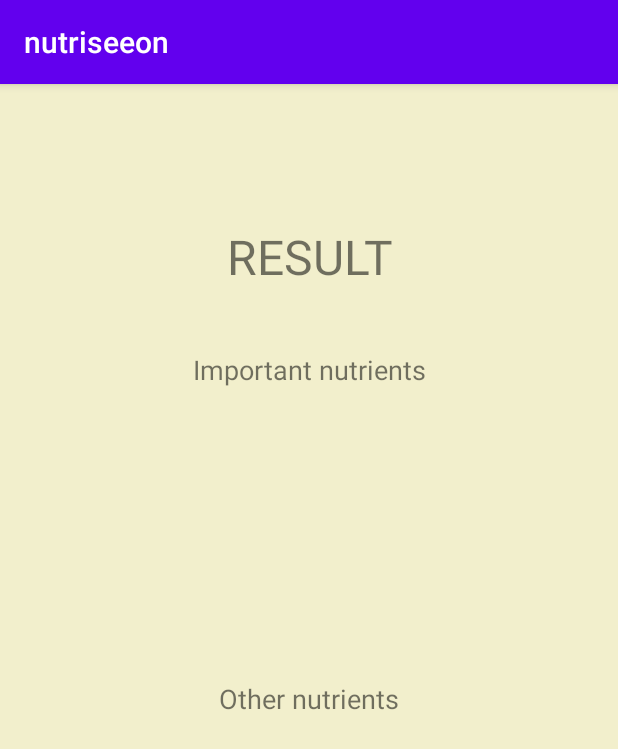
After one commit to Mobile-and-Ubiquitous-Computing-2020-1/team3, an Android app: the ResultActivity screen opened directly, with no data from a screen before it, on a phone screen of 412 x 824 dp. The commit adds this screen. Shown: the top 749 px of the screen. Run offline under Robolectric (Android 15) with nearby library versions, the phone set to English and light mode, and no system bars; 2 statements that could not run were skipped.

Commit message:
result page and http

```diff
--- a/nutriseeon/app/src/main/java/com/example/nutriseeon/CameraActivity.java
+++ b/nutriseeon/app/src/main/java/com/example/nutriseeon/CameraActivity.java
@@ -1,6 +1,7 @@
 package com.example.nutriseeon;
 
 
+import android.content.Intent;
 import android.graphics.SurfaceTexture;
 import android.hardware.camera2.CameraDevice;
 import android.hardware.camera2.CameraManager;
@@ -15,11 +16,14 @@ public class CameraActivity extends AppCompatActivity
 
     private TextureView mTextureView;
     private Camera2APIs mCamera;
-
+    public boolean[] nutriSet;
     @Override
     protected void onCreate(Bundle savedInstanceState){
         super.onCreate(savedInstanceState);
         setContentView(R.layout.activity_camera);
+
+        Intent intent = getIntent();
+        nutriSet = intent.getExtras().getBooleanArray("nutriSet");
 
         mTextureView = (TextureView)findViewById(R.id.cameraView);
         mTextureView.setSurfaceTextureListener(this);
--- /dev/null
+++ b/nutriseeon/app/src/main/java/com/example/nutriseeon/ResultActivity.java
@@ -0,0 +1,73 @@
+package com.example.nutriseeon;
+
+import android.content.Intent;
+import android.support.v7.app.AppCompatActivity;
+import android.os.Bundle;
+import android.util.Log;
+import android.widget.TextView;
+
+public class ResultActivity extends AppCompatActivity {
+
+    private boolean[] nutriSet;
+    private String[] nutriName;
+    private String[] nutriVal;
+    private String[] otherName;
+    private String[] otherVal;
+    private TextView tv_nutriName;
+    private TextView tv_nutriVal;
+    private TextView tv_otherName;
+    private TextView tv_otherVal;
+
+    @Override
+    protected void onCreate(Bundle savedInstanceState) {
+        super.onCreate(savedInstanceState);
+        setContentView(R.layout.activity_result);
+        Log.e("LOG", "Result activity onCreate");
+
+        Intent intent = getIntent();
+        nutriSet = intent.getBooleanArrayExtra("nutriSet");
+        nutriName = intent.getStringArrayExtra("nutriName");
+        nutriVal = intent.getStringArrayExtra("nutriVal");
+        otherName = intent.getStringArrayExtra("otherName");
+        otherVal = intent.getStringArrayExtra("otherVal");
+
+        tv_nutriName = (TextView) findViewById(R.id.tv_nutriName);
+        tv_nutriVal = (TextView) findViewById(R.id.tv_nutriVal);
+        tv_otherName = (TextView) findViewById(R.id.tv_otherName);
+        tv_otherVal = (TextView) findViewById(R.id.tv_otherVal);
+
+        String nutriNameStr = "";
+        String nutriValStr = "";
+        String otherNameStr = "";
+        String otherValStr = "";
+        String spaces = "      ";
+        int nutriNum = nutriSet.length;
+        int otherNum = otherName.length;
+
+        for (int i=0; i<nutriNum; i++) {
+            if (nutriSet[i]) {
+                nutriNameStr += nutriName[i];
+                nutriNameStr += "\n";
+                nutriValStr += nutriVal[i];
+                nutriValStr += "\n";
+            } else {
+                otherNameStr += nutriName[i];
+                otherNameStr += "\n";
+                otherValStr += nutriVal[i];
+                otherValStr += "\n";
+            }
+        }
+        for (int i=0; i<otherNum; i++) {
+            otherNameStr += otherName[i];
+            otherNameStr += "\n";
+            otherValStr += otherVal[i];
+            otherValStr += "\n";
+        }
+
+        tv_nutriName.setText(nutriNameStr);
+        tv_nutriVal.setText(nutriValStr);
+        tv_otherName.setText(otherNameStr);
+        tv_otherVal.setText(otherValStr);
+    }
+
+}
--- /dev/null
+++ b/nutriseeon/app/src/main/res/layout/activity_result.xml
@@ -0,0 +1,101 @@
+<?xml version="1.0" encoding="utf-8"?>
+<android.support.constraint.ConstraintLayout xmlns:android="http://schemas.android.com/apk/res/android"
+    xmlns:app="http://schemas.android.com/apk/res-auto"
+    xmlns:tools="http://schemas.android.com/tools"
+    android:layout_width="match_parent"
+    android:layout_height="match_parent"
+    android:background="#97EDE7AC"
+    tools:context=".ResultActivity">
+
+    <TextView
+        android:id="@+id/tv_otherVal"
+        android:layout_width="116dp"
+        android:layout_height="160dp"
+        android:layout_marginTop="12dp"
+        android:layout_marginEnd="80dp"
+        android:layout_marginBottom="30dp"
+        android:textAlignment="viewStart"
+        app:layout_constraintBottom_toBottomOf="parent"
+        app:layout_constraintEnd_toEndOf="parent"
+        app:layout_constraintTop_toBottomOf="@+id/textView3"
+        app:layout_constraintVertical_bias="0.0" />
+
+    <TextView
+        android:id="@+id/tv_otherName"
+        android:layout_width="116dp"
+        android:layout_height="160dp"
+        android:layout_marginStart="80dp"
+        android:layout_marginTop="12dp"
+        android:layout_marginEnd="20dp"
+        android:layout_marginBottom="30dp"
+        android:textAlignment="viewStart"
+        app:layout_constraintBottom_toBottomOf="parent"
+        app:layout_constraintEnd_toStartOf="@+id/tv_otherVal"
+        app:layout_constraintHorizontal_bias="0.0"
+        app:layout_constraintStart_toStartOf="parent"
+        app:layout_constraintTop_toBottomOf="@+id/textView3"
+        app:layout_constraintVertical_bias="0.0" />
+
+    <TextView
+        android:id="@+id/tv_nutriName"
+        android:layout_width="116dp"
+        android:layout_height="136dp"
+        android:layout_marginStart="84dp"
+        android:layout_marginTop="12dp"
+        android:layout_marginEnd="20dp"
+        android:textAlignment="viewStart"
+        app:layout_constraintEnd_toStartOf="@+id/tv_nutriVal"
+        app:layout_constraintStart_toStartOf="parent"
+        app:layout_constraintTop_toBottomOf="@+id/textView5" />
+
+    <TextView
+        android:id="@+id/tv_nutriVal"
+        android:layout_width="116dp"
+        android:layout_height="136dp"
+        android:layout_marginTop="12dp"
+        android:layout_marginEnd="80dp"
+        android:textAlignment="viewStart"
+        app:layout_constraintEnd_toEndOf="parent"
+        app:layout_constraintTop_toBottomOf="@+id/textView5" />
+
+    <TextView
+        android:id="@+id/textView3"
+        android:layout_width="wrap_content"
+        android:layout_height="wrap_content"
+        android:layout_marginStart="146dp"
+        android:layout_marginTop="45dp"
+        android:layout_marginEnd="146dp"
+        android:text="Other nutrients"
+        android:textSize="18sp"
+        app:layout_constraintEnd_toEndOf="parent"
+        app:layout_constraintStart_toStartOf="parent"
+        app:layout_constraintTop_toBottomOf="@+id/tv_nutriName" />
+
+    <TextView
+        android:id="@+id/textView4"
+        android:layout_width="230dp"
+        android:layout_height="45dp"
+        android:layout_marginStart="90dp"
+        android:layout_marginTop="93dp"
+        android:layout_marginEnd="90dp"
+        android:text="RESULT"
+        android:textAlignment="center"
+        android:textSize="32sp"
+        app:layout_constraintEnd_toEndOf="parent"
+        app:layout_constraintStart_toStartOf="parent"
+        app:layout_constraintTop_toTopOf="parent" />
+
+    <TextView
+        android:id="@+id/textView5"
+        android:layout_width="210dp"
+        android:layout_height="26dp"
+        android:layout_marginStart="100dp"
+        android:layout_marginTop="39dp"
+        android:layout_marginEnd="100dp"
+        android:text="Important nutrients"
+        android:textAlignment="center"
+        android:textSize="18sp"
+        app:layout_constraintEnd_toEndOf="parent"
+        app:layout_constraintStart_toStartOf="parent"
+        app:layout_constraintTop_toBottomOf="@+id/textView4" />
+</android.support.constraint.ConstraintLayout>
```
Also changed, not shown: nutriseeon/app/src/main/AndroidManifest.xml (+13 -7 lines), nutriseeon/app/src/main/java/com/example/nutriseeon/MainActivity.java (+12 -2 lines), nutriseeon/app/src/main/java/com/example/nutriseeon/RequestHttpURLConnection.java (added, +87 -0 lines), nutriseeon/app/src/main/java/com/example/nutriseeon/testActivity.java (added, +72 -0 lines), nutriseeon/app/src/main/res/layout/activity_main.xml (+17 -0 lines), nutriseeon/app/src/main/res/layout/activity_test.xml (added, +16 -0 lines).
